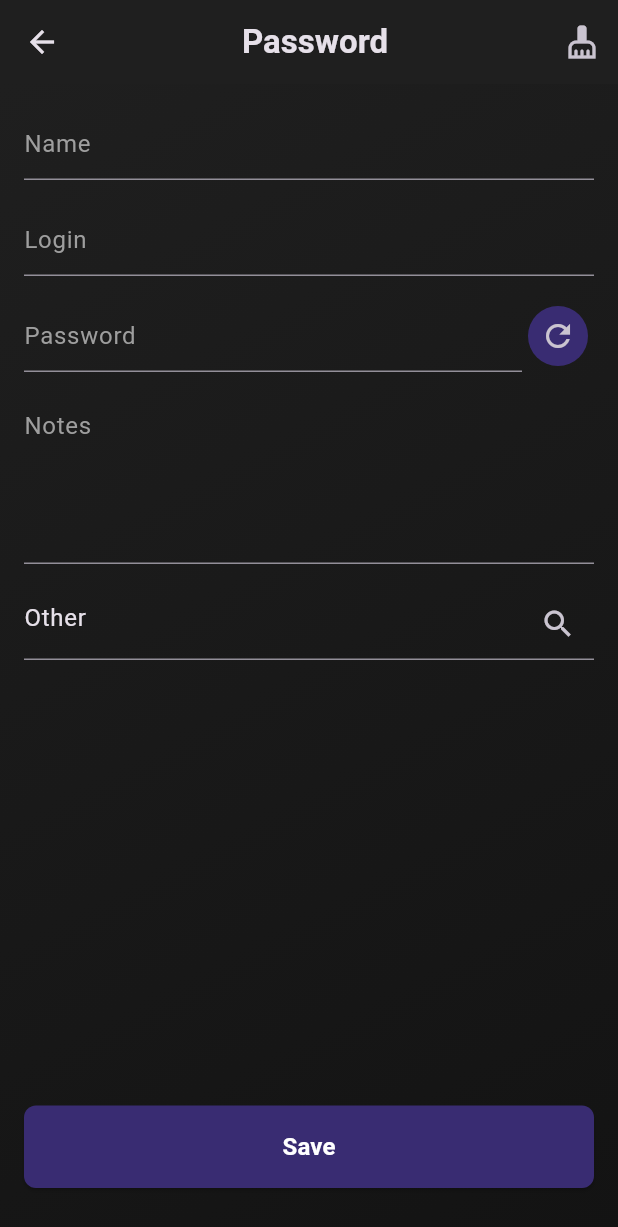
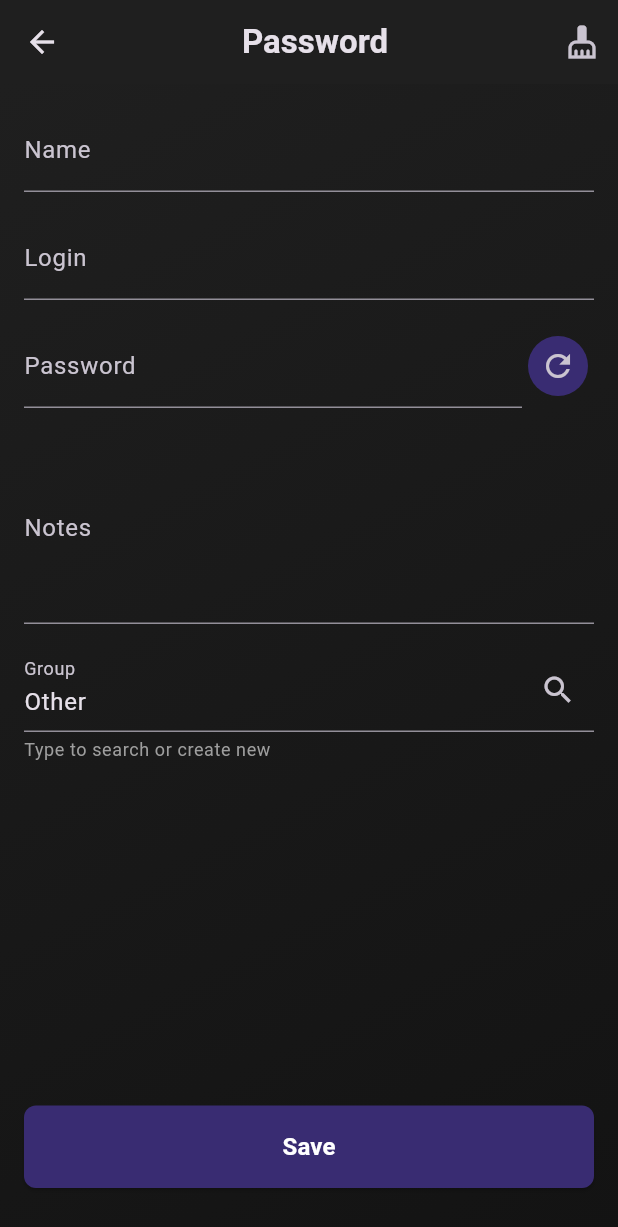
Before and after one commit to VladLavysh/pass-keeper, a Flutter app: the PasswordScreen screen opened by its route, on a phone screen of 412 x 824 dp. Shown: the top 1227 px of the screen. Run offline on Flutter 3.47's test engine with Material 3 defaults, Android fonts, the phone set to English and light mode, and no system bars; our stand-ins replace file_picker, flutter_secure_storage, local_auth; missing offline and left inert: cryptography; accounts and stored records are empty.

Commit message:
UI improvements

```diff
--- a/lib/components/input.dart
+++ b/lib/components/input.dart
@@ -92,7 +92,9 @@ class _InputState extends State<Input> {
             maxLines: widget.isTextArea ? 4 : 1,
             decoration: InputDecoration(
               border: const UnderlineInputBorder(),
-              hintText: widget.placeholder,
+              labelText: widget.placeholder,
+              floatingLabelBehavior: FloatingLabelBehavior.auto,
+              hintText: null,
               hintStyle: const TextStyle(color: Colors.grey),
               errorText: widget.errorText,
             ),
--- a/lib/models/password_model.dart
+++ b/lib/models/password_model.dart
@@ -15,7 +15,7 @@ class PasswordModel {
     String? name,
     String? login,
     String? password,
-    String? notes = '',
+    String? notes,
   }) {
     return PasswordModel(
       name: name ?? this.name,
@@ -26,11 +26,11 @@ class PasswordModel {
   }
 
   Map<String, dynamic> toJson() => {
-        'name': name,
-        'login': login,
-        'password': password,
-        if (notes != null) 'notes': notes,
-      };
+    'name': name,
+    'login': login,
+    'password': password,
+    if (notes != null) 'notes': notes,
+  };
 
   factory PasswordModel.fromJson(Map<String, dynamic> json) {
     return PasswordModel(
--- a/lib/screens/password_screen.dart
+++ b/lib/screens/password_screen.dart
@@ -144,8 +144,10 @@ class _PasswordScreenState extends State<PasswordScreen> {
       TextField(
         controller: _groupController,
         decoration: InputDecoration(
-          hintText: 'Group (type to search or create new)',
-          hintStyle: const TextStyle(color: Colors.grey),
+          labelText: 'Group',
+          floatingLabelBehavior: FloatingLabelBehavior.auto,
+          helperText: 'Type to search or create new',
+          helperStyle: const TextStyle(color: Colors.grey),
           border: const UnderlineInputBorder(),
           errorText: _groupError,
           suffixIcon: _showSuggestions
```
Also changed, not shown: lib/components/password_item.dart (+3 -18 lines), lib/screens/home_screen.dart (+26 -42 lines).
